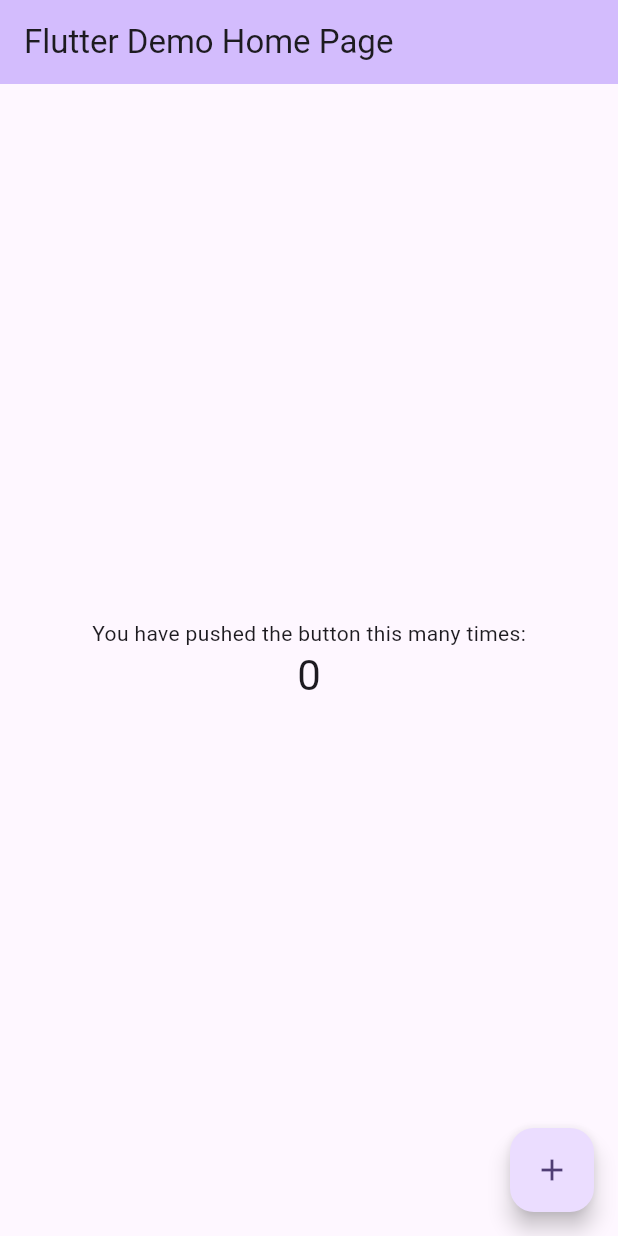
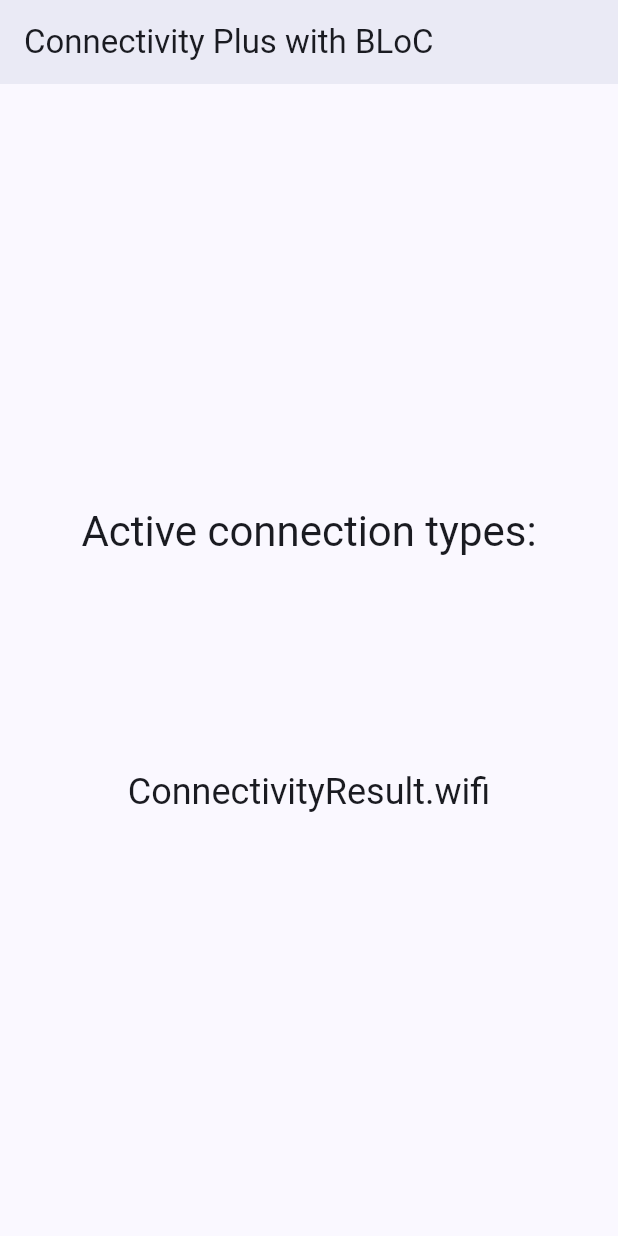
Before and after one commit to KalitorifyOff/connectivity_poc, a Flutter app: the screen it shows after launch, on a phone screen of 412 x 824 dp. Run offline on Flutter 3.47's test engine with Material 3 defaults, Android fonts, the light colour scheme and no system bars; our stand-ins replace bloc, connectivity_plus, flutter_bloc.

Commit message:
Internet bloc code logic added AND tested

```diff
--- a/connectivitypoc/lib/bloc/bloc/connectivity_event.dart
+++ /dev/null
@@ -1,4 +0,0 @@
-part of 'connectivity_bloc.dart';
-
-@immutable
-sealed class ConnectivityEvent {}
--- a/connectivitypoc/lib/bloc/bloc/connectivity_state.dart
+++ /dev/null
@@ -1,6 +0,0 @@
-part of 'connectivity_bloc.dart';
-
-@immutable
-sealed class ConnectivityState {}
-
-final class ConnectivityInitial extends ConnectivityState {}
--- /dev/null
+++ b/connectivitypoc/lib/bloc/internet/internet_bloc.dart
@@ -0,0 +1,49 @@
+import 'dart:async';
+import 'dart:developer' as developer;
+
+import 'package:bloc/bloc.dart';
+import 'package:connectivity_plus/connectivity_plus.dart';
+import 'package:flutter/services.dart';
+
+part 'internet_event.dart';
+part 'internet_state.dart';
+
+class InternetBloc extends Bloc<InternetEvent, InternetState> {
+  final Connectivity _connectivity = Connectivity();
+  StreamSubscription<List<ConnectivityResult>>? _subscription;
+
+  InternetBloc() : super(InternetState.initial()) {
+    on<InternetObserveRequested>(_onObserveRequested);
+    on<InternetConnectionChanged>(_onConnectionChanged);
+  }
+
+  Future<void> _onObserveRequested(
+    InternetObserveRequested event,
+    Emitter<InternetState> emit,
+  ) async {
+    try {
+      final result = await _connectivity.checkConnectivity();
+      emit(state.copyWith(connectionResults: result));
+
+      _subscription = _connectivity.onConnectivityChanged.listen((result) {
+        add(InternetConnectionChanged(result));
+      });
+    } on PlatformException catch (e) {
+      developer.log('Couldn\'t check connectivity status', error: e);
+    }
+  }
+
+  void _onConnectionChanged(
+    InternetConnectionChanged event,
+    Emitter<InternetState> emit,
+  ) {
+    emit(state.copyWith(connectionResults: event.connectionResults));
+    print('Connectivity changed: ${event.connectionResults}');
+  }
+
+  @override
+  Future<void> close() {
+    _subscription?.cancel();
+    return super.close();
+  }
+}
--- /dev/null
+++ b/connectivitypoc/lib/bloc/internet/internet_event.dart
@@ -0,0 +1,12 @@
+part of 'internet_bloc.dart';
+
+
+abstract class InternetEvent {}
+
+class InternetObserveRequested extends InternetEvent {}
+
+class InternetConnectionChanged extends InternetEvent {
+  final List<ConnectivityResult> connectionResults;
+
+  InternetConnectionChanged(this.connectionResults);
+}
--- /dev/null
+++ b/connectivitypoc/lib/bloc/internet/internet_state.dart
@@ -0,0 +1,18 @@
+part of 'internet_bloc.dart';
+
+class InternetState {
+  final List<ConnectivityResult> connectionResults;
+
+  const InternetState({required this.connectionResults});
+
+  factory InternetState.initial() =>
+      const InternetState(connectionResults: [ConnectivityResult.none]);
+
+  InternetState copyWith({
+    List<ConnectivityResult>? connectionResults,
+  }) {
+    return InternetState(
+      connectionResults: connectionResults ?? this.connectionResults,
+    );
+  }
+}
--- a/connectivitypoc/lib/main.dart
+++ b/connectivitypoc/lib/main.dart
@@ -1,122 +1,68 @@
+import 'package:connectivitypoc/bloc/internet/internet_bloc.dart';
 import 'package:flutter/material.dart';
+import 'package:flutter_bloc/flutter_bloc.dart';
 
 void main() {
   runApp(const MyApp());
 }
 
 class MyApp extends StatelessWidget {
-  const MyApp({super.key});
+  const MyApp({Key? key}) : super(key: key);
 
-  // This widget is the root of your application.
   @override
   Widget build(BuildContext context) {
-    return MaterialApp(
+    return BlocProvider(
+      create: (_) => InternetBloc()..add(InternetObserveRequested()),
+      child: MaterialApp(
         title: 'Flutter Demo',
         theme: ThemeData(
-        // This is the theme of your application.
-        //
-        // TRY THIS: Try running your application with "flutter run". You'll see
-        // the application has a purple toolbar. Then, without quitting the app,
-        // try changing the seedColor in the colorScheme below to Colors.green
-        // and then invoke "hot reload" (save your changes or press the "hot
-        // reload" button in a Flutter-supported IDE, or press "r" if you used
-        // the command line to start the app).
-        //
-        // Notice that the counter didn't reset back to zero; the application
-        // state is not lost during the reload. To reset the state, use hot
-        // restart instead.
-        //
-        // This works for code too, not just values: Most code changes can be
-        // tested with just a hot reload.
-        colorScheme: ColorScheme.fromSeed(seedColor: Colors.deepPurple),
+          useMaterial3: true,
+          colorSchemeSeed: const Color(0x9f4376f8),
         ),
-      home: const MyHomePage(title: 'Flutter Demo Home Page'),
+        home: const MyHomePage(),
+      ),
     );
   }
 }
 
-class MyHomePage extends StatefulWidget {
-  const MyHomePage({super.key, required this.title});
-
-  // This widget is the home page of your application. It is stateful, meaning
-  // that it has a State object (defined below) that contains fields that affect
-  // how it looks.
-
-  // This class is the configuration for the state. It holds the values (in this
-  // case the title) provided by the parent (in this case the App widget) and
-  // used by the build method of the State. Fields in a Widget subclass are
-  // always marked "final".
-
-  final String title;
-
-  @override
-  State<MyHomePage> createState() => _MyHomePageState();
-}
-
-class _MyHomePageState extends State<MyHomePage> {
-  int _counter = 0;
-
-  void _incrementCounter() {
-    setState(() {
-      // This call to setState tells the Flutter framework that something has
-      // changed in this State, which causes it to rerun the build method below
-      // so that the display can reflect the updated values. If we changed
-      // _counter without calling setState(), then the build method would not be
-      // called again, and so nothing would appear to happen.
-      _counter++;
-    });
-  }
+class MyHomePage extends StatelessWidget {
+  const MyHomePage({super.key});
 
   @override
   Widget build(BuildContext context) {
-    // This method is rerun every time setState is called, for instance as done
-    // by the _incrementCounter method above.
-    //
-    // The Flutter framework has been optimized to make rerunning build methods
-    // fast, so that you can just rebuild anything that needs updating rather
-    // than having to individually change instances of widgets.
     return Scaffold(
       appBar: AppBar(
-        // TRY THIS: Try changing the color here to a specific color (to
-        // Colors.amber, perhaps?) and trigger a hot reload to see the AppBar
-        // change color while the other colors stay the same.
-        backgroundColor: Theme.of(context).colorScheme.inversePrimary,
-        // Here we take the value from the MyHomePage object that was created by
-        // the App.build method, and use it to set our appbar title.
-        title: Text(widget.title),
+        title: const Text('Connectivity Plus with BLoC'),
+        elevation: 4,
       ),
-      body: Center(
-        // Center is a layout widget. It takes a single child and positions it
-        // in the middle of the parent.
-        child: Column(
-          // Column is also a layout widget. It takes a list of children and
-          // arranges them vertically. By default, it sizes itself to fit its
-          // children horizontally, and tries to be as tall as its parent.
-          //
-          // Column has various properties to control how it sizes itself and
-          // how it positions its children. Here we use mainAxisAlignment to
-          // center the children vertically; the main axis here is the vertical
-          // axis because Columns are vertical (the cross axis would be
-          // horizontal).
-          //
-          // TRY THIS: Invoke "debug painting" (choose the "Toggle Debug Paint"
-          // action in the IDE, or press "p" in the console), to see the
-          // wireframe for each widget.
-          mainAxisAlignment: MainAxisAlignment.center,
-          children: <Widget>[
-            const Text('You have pushed the button this many times:'),
+      body: BlocBuilder<InternetBloc, InternetState>(
+        builder: (context, state) {
+          return Column(
+            mainAxisSize: MainAxisSize.min,
+            children: [
+              const Spacer(flex: 2),
               Text(
-              '$_counter',
+                'Active connection types:',
                 style: Theme.of(context).textTheme.headlineMedium,
               ),
-          ],
+              const Spacer(),
+              ListView(
+                shrinkWrap: true,
+                children: List.generate(
+                  state.connectionResults.length,
+                  (index) => Center(
+                    child: Text(
+                      state.connectionResults[index].toString(),
+                      style: Theme.of(context).textTheme.headlineSmall,
                     ),
                   ),
-      floatingActionButton: FloatingActionButton(
-        onPressed: _incrementCounter,
-        tooltip: 'Increment',
-        child: const Icon(Icons.add),
-      ), // This trailing comma makes auto-formatting nicer for build methods.
+                ),
+              ),
+              const Spacer(flex: 2),
+            ],
+          );
+        },
+      ),
     );
   }
 }
```
Also changed, not shown: connectivitypoc/lib/bloc/bloc/connectivity_bloc.dart (deleted, +0 -13 lines), 1 other file. Lines whose indentation alone changed are shown as unchanged.
